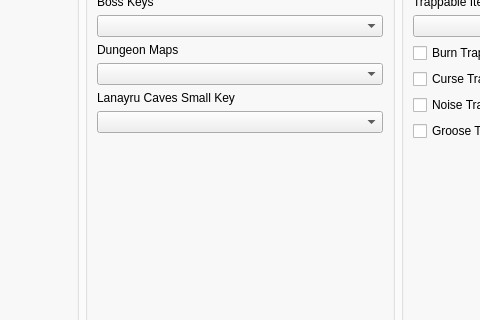
Before: the Qt Designer form gui/ui/main.ui in mint-choc-chip-skyblade/sshd-rando, drawn with Qt 5; both pictures show x 252 to 732 and y 126 to 446 of the 1300 by 800 pixel window.
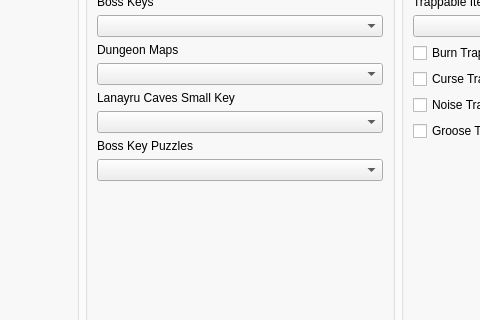
After: the same form once the commit is applied. The open tabs and pages were chosen to show the change. Custom widgets are drawn as their Qt base class.

Commit message: implement random boss key puzzles

```diff
--- a/gui/ui/main.ui
+++ b/gui/ui/main.ui
@@ -734,6 +734,16 @@
            <item>
             <widget class="QComboBox" name="setting_lanayru_caves_key"/>
            </item>
+           <item>
+            <widget class="QLabel" name="boss_key_puzzles_label">
+             <property name="text">
+              <string>Boss Key Puzzles</string>
+             </property>
+            </widget>
+           </item>
+           <item>
+            <widget class="QComboBox" name="setting_boss_key_puzzles"/>
+           </item>
            <item>
             <spacer name="dungeons_vspacer">
              <property name="orientation">
```
The commit also changes 17 other files.
